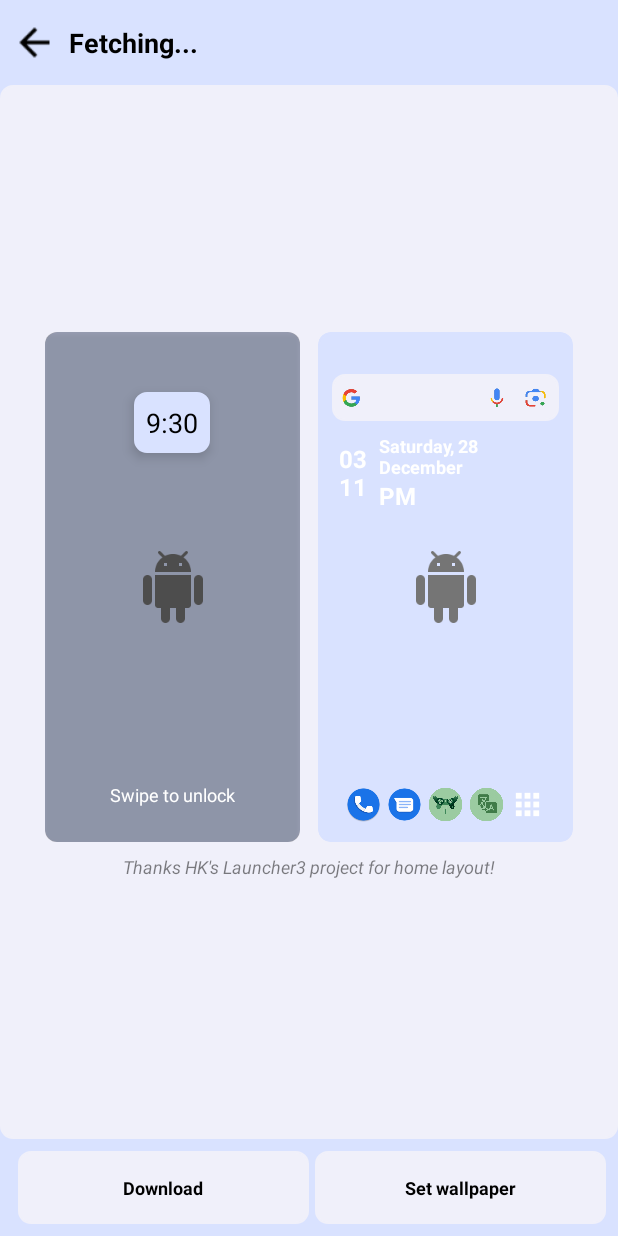
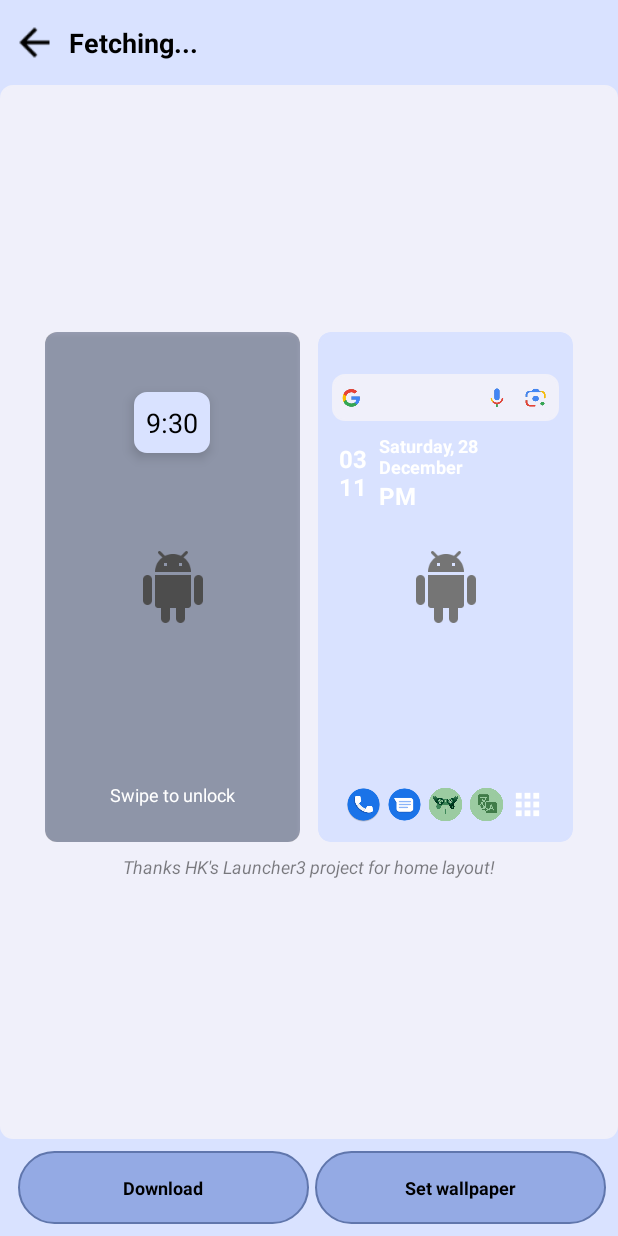
Before and after one commit to ios7jbpro/wallify, an Android app: the WalldownloadActivity screen opened directly, with no data from a screen before it, on a phone screen of 412 x 824 dp. Run offline under Robolectric (Android 15) with nearby library versions, the phone set to English and light mode, and no system bars; pictures from the network do not load.

Commit message:
Fix inconsistency on walldownload.xml

```diff
--- a/app/src/main/res/layout/walldownload.xml
+++ b/app/src/main/res/layout/walldownload.xml
@@ -333,7 +333,7 @@
 				android:layout_height="wrap_content"
 				android:layout_marginLeft="4dp"
 				android:layout_weight="1"
-				android:background="@drawable/roundedbg"
+				android:background="@drawable/activetab"
 				android:gravity="center_horizontal|center_vertical"
 				android:padding="16dp"
 				android:text="Download"
@@ -346,14 +346,14 @@
 				android:layout_width="match_parent"
 				android:layout_height="wrap_content"
 				android:layout_marginLeft="4dp"
+				android:layout_weight="1"
+				android:background="@drawable/activetab"
 				android:gravity="center_horizontal|center_vertical"
 				android:padding="16dp"
 				android:text="Set wallpaper"
+				android:textColor="@color/textprimary"
 				android:textSize="12sp"
-				android:layout_weight="1"
-				android:background="@drawable/roundedbg"
-				android:textColor="@color/textprimary"
-				android:textStyle="bold"/>
+				android:textStyle="bold" />
 		</LinearLayout>
 	</LinearLayout>
 	<LinearLayout
```
